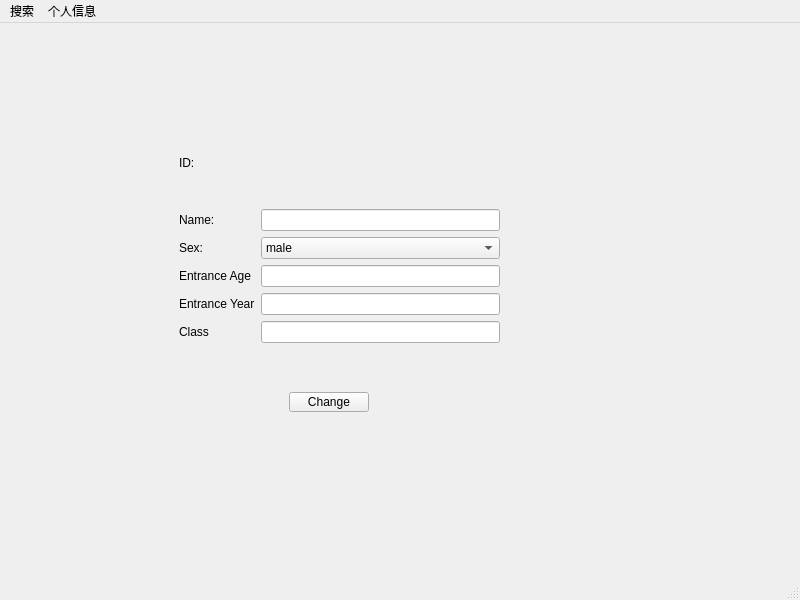
This is studentinfo.ui in ouguangye/simple-score-manage-system as Qt 5 draws it before an edit. The edited form follows.
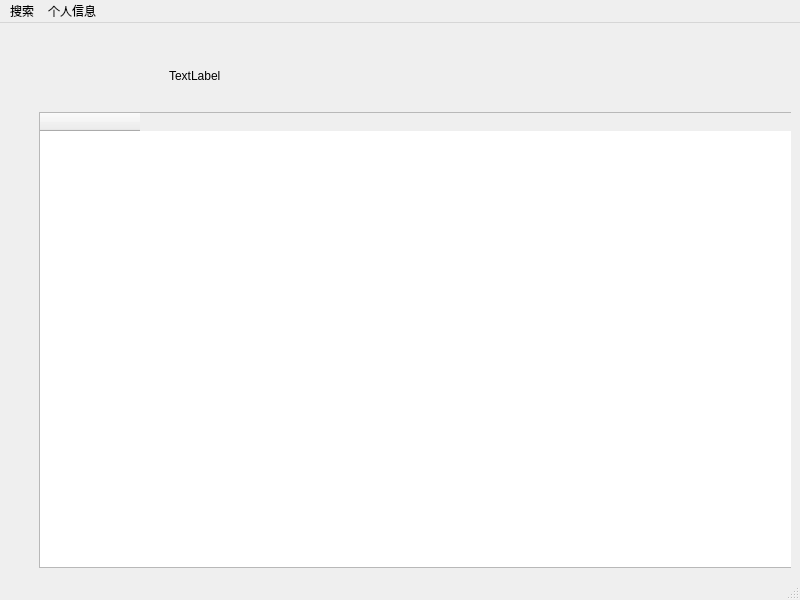
This is the edited form.

Patch:
```diff
--- a/studentinfo.ui
+++ b/studentinfo.ui
@@ -18,110 +18,54 @@
     <item>
      <widget class="QStackedWidget" name="stackedWidget">
       <property name="currentIndex">
-       <number>2</number>
+       <number>0</number>
       </property>
-      <widget class="QWidget" name="page"/>
-      <widget class="QWidget" name="page_2"/>
-      <widget class="QWidget" name="info_page">
-       <widget class="QWidget" name="layoutWidget">
+      <widget class="QWidget" name="page">
+       <widget class="QWidget" name="horizontalLayoutWidget">
         <property name="geometry">
          <rect>
-          <x>170</x>
-          <y>90</y>
-          <width>321</width>
-          <height>221</height>
+          <x>160</x>
+          <y>10</y>
+          <width>461</width>
+          <height>71</height>
          </rect>
         </property>
-        <layout class="QGridLayout" name="gridLayout">
-         <item row="0" column="0">
-          <widget class="QLabel" name="label_2">
+        <layout class="QHBoxLayout" name="headerLayout">
+         <property name="bottomMargin">
+          <number>4</number>
+         </property>
+         <item>
+          <widget class="QLabel" name="title">
            <property name="text">
-            <string>ID:</string>
+            <string>TextLabel</string>
            </property>
-          </widget>
-         </item>
-         <item row="1" column="0">
-          <widget class="QLabel" name="label_3">
-           <property name="text">
-            <string>Name:</string>
-           </property>
-          </widget>
-         </item>
-         <item row="1" column="1">
-          <widget class="QLineEdit" name="name"/>
-         </item>
-         <item row="2" column="0">
-          <widget class="QLabel" name="label_4">
-           <property name="text">
-            <string>Sex:</string>
-           </property>
-          </widget>
-         </item>
-         <item row="2" column="1">
-          <widget class="QComboBox" name="comboBox">
-           <item>
-            <property name="text">
-             <string>male</string>
-            </property>
-           </item>
-           <item>
-            <property name="text">
-             <string>female</string>
-            </property>
-           </item>
-          </widget>
-         </item>
-         <item row="3" column="0">
-          <widget class="QLabel" name="label_5">
-           <property name="text">
-            <string>Entrance Age</string>
-           </property>
-          </widget>
-         </item>
-         <item row="3" column="1">
-          <widget class="QLineEdit" name="age"/>
-         </item>
-         <item row="4" column="0">
-          <widget class="QLabel" name="label_6">
-           <property name="text">
-            <string>Entrance Year</string>
-           </property>
-          </widget>
-         </item>
-         <item row="4" column="1">
-          <widget class="QLineEdit" name="year"/>
-         </item>
-         <item row="5" column="0">
-          <widget class="QLabel" name="label_7">
-           <property name="text">
-            <string>Class</string>
-           </property>
-          </widget>
-         </item>
-         <item row="5" column="1">
-          <widget class="QLineEdit" name="class_2"/>
-         </item>
-         <item row="0" column="1">
-          <widget class="QLabel" name="id_label">
-           <property name="text">
-            <string/>
+           <property name="margin">
+            <number>10</number>
            </property>
           </widget>
          </item>
         </layout>
        </widget>
-       <widget class="QPushButton" name="changeBtn">
+       <widget class="QTableWidget" name="tableWidget">
         <property name="geometry">
          <rect>
-          <x>280</x>
-          <y>360</y>
-          <width>80</width>
-          <height>20</height>
+          <x>30</x>
+          <y>80</y>
+          <width>764</width>
+          <height>456</height>
          </rect>
         </property>
-        <property name="text">
-         <string>Change</string>
-        </property>
+        <attribute name="horizontalHeaderCascadingSectionResizes">
+         <bool>false</bool>
+        </attribute>
+        <attribute name="verticalHeaderStretchLastSection">
+         <bool>false</bool>
+        </attribute>
+        <column>
+         <property name="text">
+          <string/>
+         </property>
+        </column>
        </widget>
       </widget>
       <widget class="QWidget" name="page_3"/>
```
Left out of the diff: 1 changed line with no effect on the pictures.
